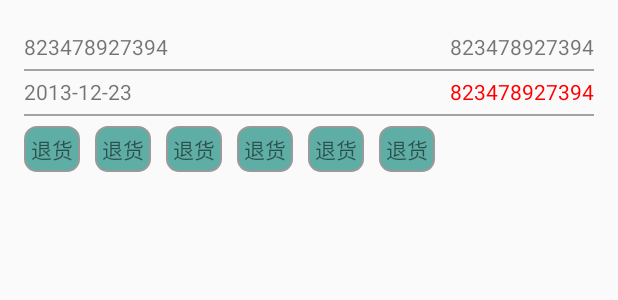
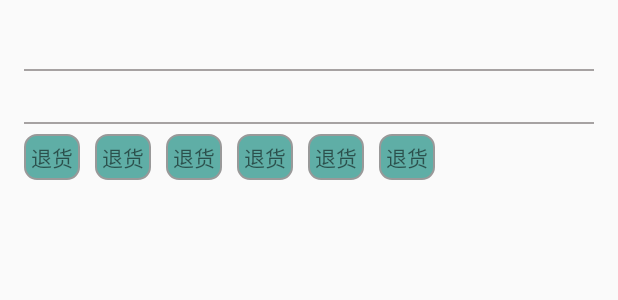
Before and after one commit to cocoandy/BookstoreApp, an Android app: the layout item_order.xml on its own in the app's theme, with its tools: preview values and no code run, on a phone screen of 412 x 824 dp. Shown: the top 300 px of the screen. Run offline under Robolectric (Android 15) with nearby library versions, the phone set to English and light mode, and no system bars.

Commit message:
订单列表3

```diff
--- a/app/src/main/res/layout/item_order.xml
+++ b/app/src/main/res/layout/item_order.xml
@@ -11,7 +11,7 @@
         android:layout_height="30dp"
         android:gravity="center_vertical"
         android:layout_toLeftOf="@+id/item_order_stadus"
-        android:text="823478927394" />
+        android:text="" />
 
     <TextView
         android:id="@+id/item_order_stadus"
@@ -19,7 +19,7 @@
         android:layout_height="30dp"
         android:gravity="center_vertical"
         android:layout_alignParentRight="true"
-        android:text="823478927394" />
+        android:text="" />
     <View
         style="@style/line"
         android:layout_below="@+id/item_order_id" />
@@ -28,8 +28,9 @@
         android:layout_width="match_parent"
         android:layout_height="30dp"
         android:gravity="center_vertical"
-        android:text="2013-12-23"
-        android:layout_below="@+id/item_order_id"
+        android:text=""
+        android:layout_alignBaseline="@+id/item_order_total"
+        android:layout_alignBottom="@+id/item_order_total"
         android:layout_alignParentLeft="true"
         android:layout_alignParentStart="true" />
 
@@ -40,7 +41,7 @@
         android:gravity="center_vertical"
         android:layout_alignParentRight="true"
         android:layout_below="@+id/item_order_stadus"
-        android:text="823478927394"
+        android:text=""
         android:textColor="@color/red" />
 
     <View
```
